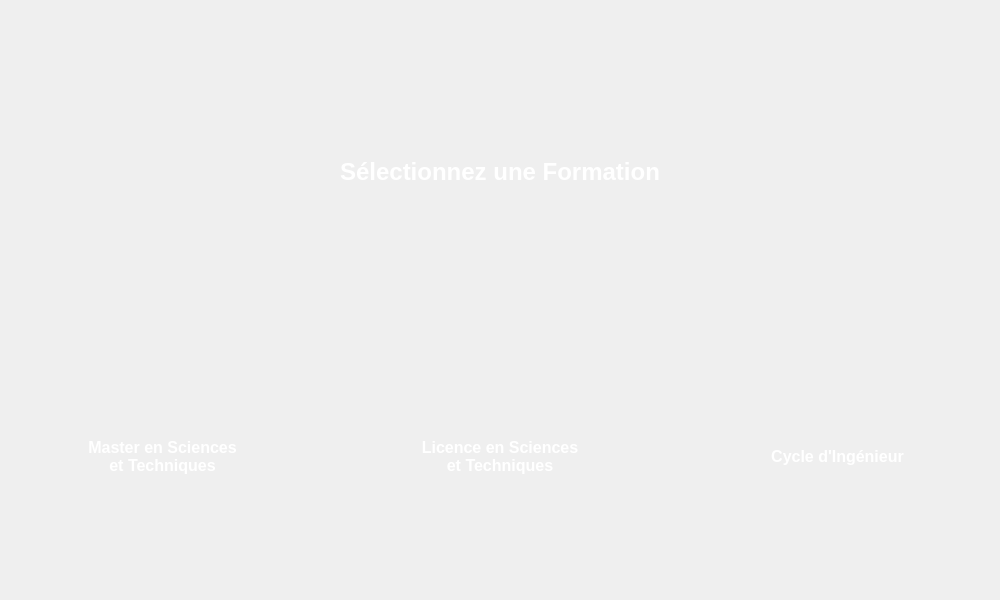
Old version of the form Gestion_de_Departement_GI/selectionwindow.ui in the repository MedGm/QTproject.
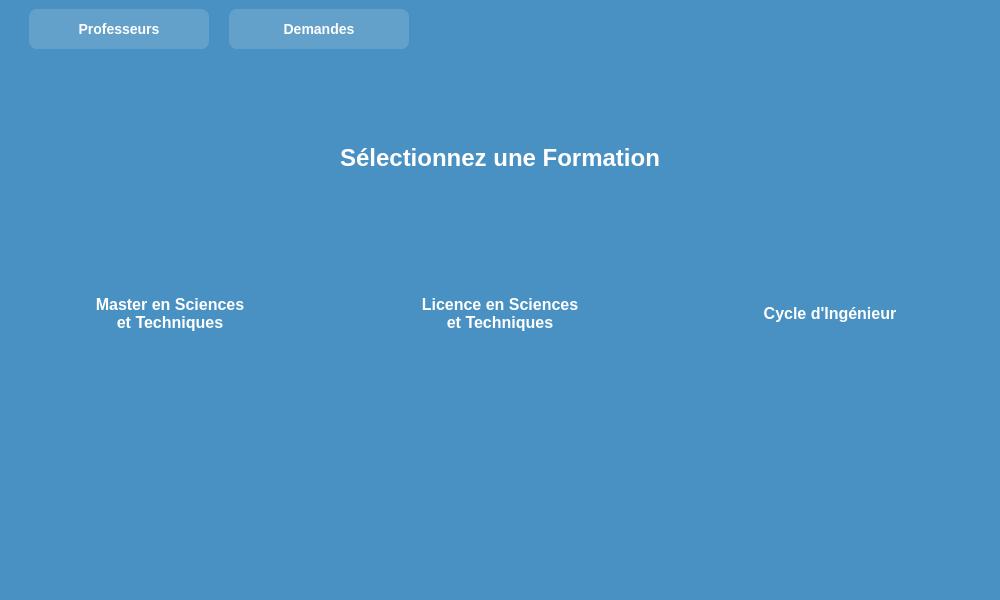
New version of the form. Icons and pictures are not drawn.

```diff
--- a/Gestion_de_Departement_GI/selectionwindow.ui
+++ b/Gestion_de_Departement_GI/selectionwindow.ui
@@ -20,19 +20,121 @@
    <string>Selection des Formations</string>
   </property>
   <property name="styleSheet">
-   <string notr="true">QMainWindow {
-    background-image: url(:/assets/fst.jpeg);
-    background-repeat: no-repeat;
-    background-position: center;
-}
-QWidget#centralwidget {
-    background: qlineargradient(spread:pad, x1:0, y1:0, x2:1, y2:1,
-                               stop:0 rgba(0, 123, 255, 0.35),
-                               stop:1 rgba(0, 123, 255, 0.3));
-}</string>
+   <string notr="true">
+    QMainWindow {
+        background-image: url(:/assets/fst.jpeg);
+        background-repeat: no-repeat;
+        background-position: center;
+    }
+    QWidget#centralwidget {
+        background: rgba(41, 128, 185, 0.85);
+    }
+    #professorsButton, #demandsButton {
+        background-color: rgba(255, 255, 255, 0.15);
+        color: white;
+        border: none;
+        border-radius: 8px;
+        font-family: 'Segoe UI', Arial;
+        font-size: 14px;
+        font-weight: bold;
+        padding: 8px 15px;
+    }
+    #professorsButton:hover, #demandsButton:hover {
+        background-color: rgba(255, 255, 255, 0.25);
+    }
+    QLabel {
+        color: white;
+        font-family: 'Segoe UI', Arial;
+    }
+   </string>
   </property>
   <widget class="QWidget" name="centralwidget">
    <layout class="QVBoxLayout" name="verticalLayout">
+    <item>
+     <layout class="QHBoxLayout" name="topButtonsLayout">
+      <property name="spacing">
+       <number>20</number>
+      </property>
+      <property name="leftMargin">
+       <number>20</number>
+      </property>
+      <property name="rightMargin">
+       <number>20</number>
+      </property>
+      <item>
+       <widget class="QPushButton" name="professorsButton">
+        <property name="minimumSize">
+         <size>
+          <width>180</width>
+          <height>40</height>
+         </size>
+        </property>
+        <property name="styleSheet">
+         <string notr="true">
+          background-color: rgba(255, 255, 255, 0.15);
+          font-size: 14px;
+         </string>
+        </property>
+        <property name="text">
+         <string>Professeurs</string>
+        </property>
+        <property name="icon">
+         <iconset resource="resources.qrc">
+          <normaloff>:/assets/professor.png</normaloff>:/assets/professor.png</iconset>
+        </property>
+       </widget>
+      </item>
+      <item>
+       <widget class="QPushButton" name="demandsButton">
+        <property name="minimumSize">
+         <size>
+          <width>180</width>
+          <height>40</height>
+         </size>
+        </property>
+        <property name="styleSheet">
+         <string notr="true">
+          background-color: rgba(255, 255, 255, 0.15);
+          font-size: 14px;
+         </string>
+        </property>
+        <property name="text">
+         <string>Demandes</string>
+        </property>
+        <property name="icon">
+         <iconset resource="resources.qrc">
+          <normaloff>:/assets/document.png</normaloff>:/assets/document.png</iconset>
+        </property>
+       </widget>
+      </item>
+      <item>
+       <spacer name="horizontalSpacer">
+        <property name="orientation">
+         <enum>Qt::Horizontal</enum>
+        </property>
+        <property name="sizeHint" stdset="0">
+         <size>
+          <width>40</width>
+          <height>20</height>
+         </size>
+        </property>
+       </spacer>
+      </item>
+     </layout>
+    </item>
+    <item>
+     <spacer name="topSpacer">
+      <property name="orientation">
+       <enum>Qt::Vertical</enum>
+      </property>
+      <property name="sizeHint" stdset="0">
+       <size>
+        <width>20</width>
+        <height>40</height>
+       </size>
+      </property>
+     </spacer>
+    </item>
     <item>
      <widget class="QLabel" name="headerLabel">
       <property name="styleSheet">
@@ -57,6 +159,19 @@
       <property name="spacing">
        <number>30</number>
       </property>
+      <item>
+       <spacer name="horizontalSpacer1">
+        <property name="orientation">
+         <enum>Qt::Horizontal</enum>
+        </property>
+        <property name="sizeHint" stdset="0">
+         <size>
+          <width>40</width>
+          <height>20</height>
+         </size>
+        </property>
+       </spacer>
+      </item>
       <item>
        <widget class="QPushButton" name="masterButton">
         <property name="minimumSize">
@@ -173,8 +288,37 @@
         </property>
        </widget>
       </item>
+      <item>
+       <spacer name="horizontalSpacer2">
+        <property name="orientation">
+         <enum>Qt::Horizontal</enum>
+        </property>
+        <property name="sizeHint" stdset="0">
+         <size>
+          <width>40</width>
+          <height>20</height>
+         </size>
+        </property>
+       </spacer>
+      </item>
      </layout>
     </item>
+    <item>
+     <spacer name="bottomSpacer">
+      <property name="orientation">
+       <enum>Qt::Vertical</enum>
+      </property>
+      <property name="sizeHint" stdset="0">
+       <size>
+        <width>20</width>
+        <height>40</height>
+       </size>
+      </property>
+     </spacer>
+    </item>
+    <item>
+     <widget class="QStackedWidget" name="mainStack"/>
+    </item>
    </layout>
   </widget>
  </widget>
```
Left out of the diff: 33 changed lines with no effect on the pictures.
